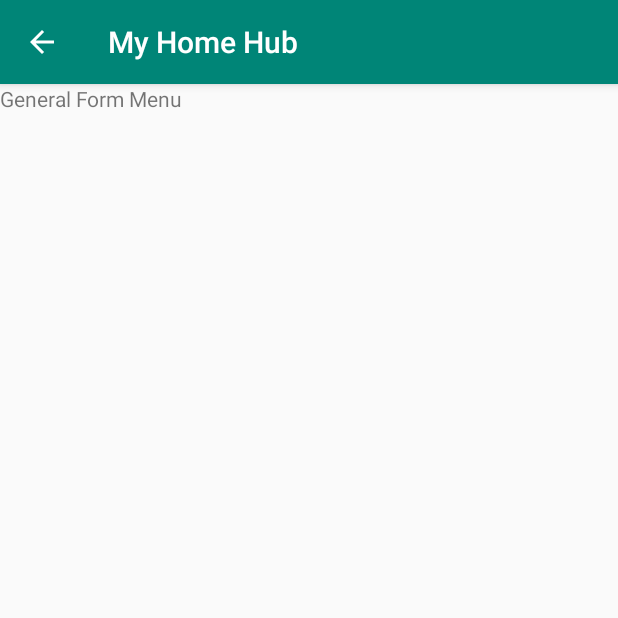
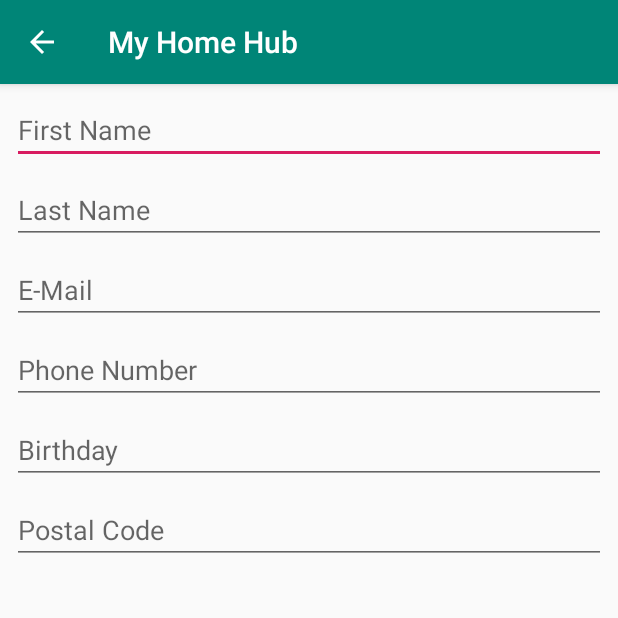
Before and after one commit to unimata/MyHomeHub, an Android app: the GeneralFormFragment screen opened directly, with no data from a screen before it, on a phone screen of 412 x 824 dp, the top half of it. Run offline under Robolectric (Android 15) with nearby library versions, the phone set to English and light mode, and no system bars.

Commit message:
Added simple general form

```diff
--- a/app/src/main/res/layout/fragment_general_form.xml
+++ b/app/src/main/res/layout/fragment_general_form.xml
@@ -1,14 +1,93 @@
 <?xml version="1.0" encoding="utf-8"?>
-<FrameLayout xmlns:android="http://schemas.android.com/apk/res/android"
+<android.support.constraint.ConstraintLayout xmlns:android="http://schemas.android.com/apk/res/android"
+    xmlns:app="http://schemas.android.com/apk/res-auto"
     xmlns:tools="http://schemas.android.com/tools"
     android:layout_width="match_parent"
     android:layout_height="match_parent"
-    tools:context=".Fragments.GeneralFormFragment">
+    tools:context=".Fragments.GeneralFormFragment" >
 
-    <TextView
-        android:layout_width="match_parent"
-        android:layout_height="match_parent"
-        android:text="General Form Menu" />
+    <EditText
+        android:id="@+id/editText4"
+        android:layout_width="0dp"
+        android:layout_height="wrap_content"
+        android:layout_marginStart="8dp"
+        android:layout_marginTop="8dp"
+        android:layout_marginEnd="8dp"
+        android:ems="10"
+        android:hint="First Name"
+        android:inputType="textPersonName"
+        app:layout_constraintEnd_toEndOf="parent"
+        app:layout_constraintStart_toStartOf="parent"
+        app:layout_constraintTop_toTopOf="parent" />
 
+    <EditText
+        android:id="@+id/editText6"
+        android:layout_width="0dp"
+        android:layout_height="wrap_content"
+        android:layout_marginStart="8dp"
+        android:layout_marginTop="8dp"
+        android:layout_marginEnd="8dp"
+        android:ems="10"
+        android:hint="Last Name"
+        android:inputType="textPersonName"
+        app:layout_constraintEnd_toEndOf="parent"
+        app:layout_constraintStart_toStartOf="parent"
+        app:layout_constraintTop_toBottomOf="@+id/editText4" />
 
-</FrameLayout>
+    <EditText
+        android:id="@+id/editText8"
+        android:layout_width="0dp"
+        android:layout_height="wrap_content"
+        android:layout_marginStart="8dp"
+        android:layout_marginTop="8dp"
+        android:layout_marginEnd="8dp"
+        android:ems="10"
+        android:hint="E-Mail"
+        android:inputType="textEmailAddress"
+        app:layout_constraintEnd_toEndOf="parent"
+        app:layout_constraintStart_toStartOf="parent"
+        app:layout_constraintTop_toBottomOf="@+id/editText6" />
+
+    <EditText
+        android:id="@+id/editText9"
+        android:layout_width="0dp"
+        android:layout_height="wrap_content"
+        android:layout_marginStart="8dp"
+        android:layout_marginTop="8dp"
+        android:layout_marginEnd="8dp"
+        android:ems="10"
+        android:hint="Phone Number"
+        android:inputType="phone"
+        app:layout_constraintEnd_toEndOf="parent"
+        app:layout_constraintStart_toStartOf="parent"
+        app:layout_constraintTop_toBottomOf="@+id/editText8" />
+
+    <EditText
+        android:id="@+id/editText11"
+        android:layout_width="0dp"
+        android:layout_height="wrap_content"
+        android:layout_marginStart="8dp"
+        android:layout_marginTop="8dp"
+        android:layout_marginEnd="8dp"
+        android:ems="10"
+        android:hint="Birthday"
+        android:inputType="date"
+        app:layout_constraintEnd_toEndOf="parent"
+        app:layout_constraintStart_toStartOf="parent"
+        app:layout_constraintTop_toBottomOf="@+id/editText9" />
+
+    <EditText
+        android:id="@+id/editText12"
+        android:layout_width="0dp"
+        android:layout_height="wrap_content"
+        android:layout_marginStart="8dp"
+        android:layout_marginTop="8dp"
+        android:layout_marginEnd="8dp"
+        android:ems="10"
+        android:hint="Postal Code"
+        android:inputType="text"
+        app:layout_constraintEnd_toEndOf="parent"
+        app:layout_constraintStart_toStartOf="parent"
+        app:layout_constraintTop_toBottomOf="@+id/editText11" />
+
+</android.support.constraint.ConstraintLayout>
```
